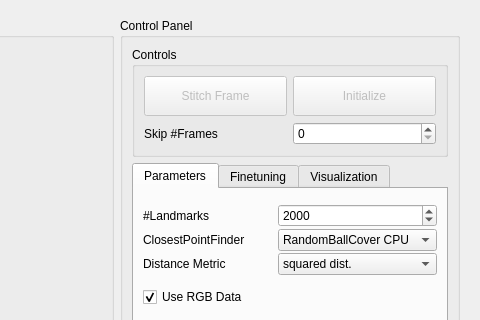
Above: master/seminar/StitchingWidget.ui from anygo/uniprojectsdn before the change; both pictures show x 499 to 979 and y 0 to 320 of the 979 by 691 pixel window. Below: the same form after it.
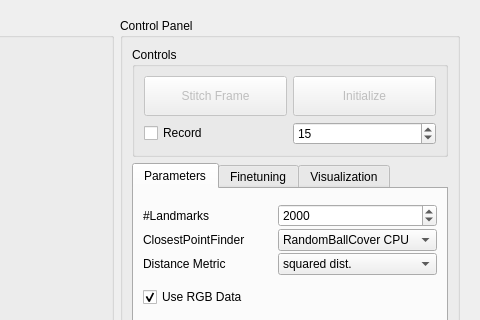
That is the form after the change. Custom widgets are drawn as their Qt base class.

Patch:
```diff
--- a/master/seminar/StitchingWidget.ui
+++ b/master/seminar/StitchingWidget.ui
@@ -113,13 +113,6 @@
               </property>
              </widget>
             </item>
-            <item row="1" column="0">
-             <widget class="QLabel" name="label_13">
-              <property name="text">
-               <string>Skip #Frames</string>
-              </property>
-             </widget>
-            </item>
             <item row="1" column="1">
              <widget class="QSpinBox" name="m_SpinBoxFrameStep">
               <property name="enabled">
@@ -129,7 +122,7 @@
                <string>Autostitch each n'th frame. Set to 0 to turn off Autostitching.</string>
               </property>
               <property name="minimum">
-               <number>0</number>
+               <number>1</number>
               </property>
               <property name="maximum">
                <number>1000</number>
@@ -138,7 +131,17 @@
                <number>5</number>
               </property>
               <property name="value">
-               <number>0</number>
+               <number>15</number>
+              </property>
+             </widget>
+            </item>
+            <item row="1" column="0">
+             <widget class="QCheckBox" name="m_CheckBoxRecord">
+              <property name="text">
+               <string>Record</string>
+              </property>
+              <property name="checked">
+               <bool>false</bool>
               </property>
              </widget>
             </item>
```
Left out of the diff: 2 changed lines with no effect on the pictures.
